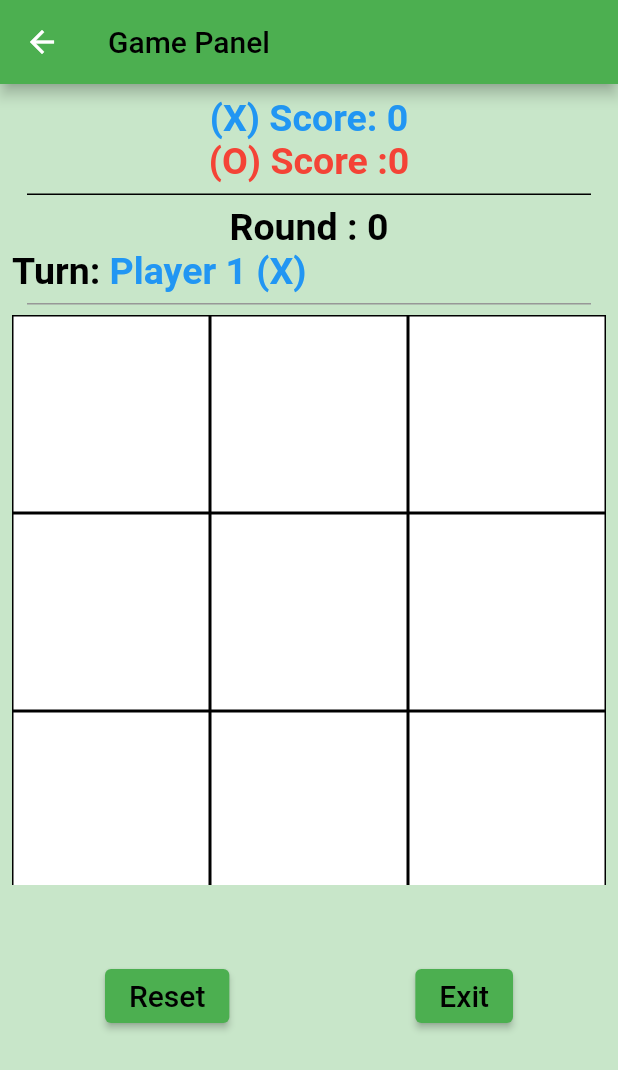
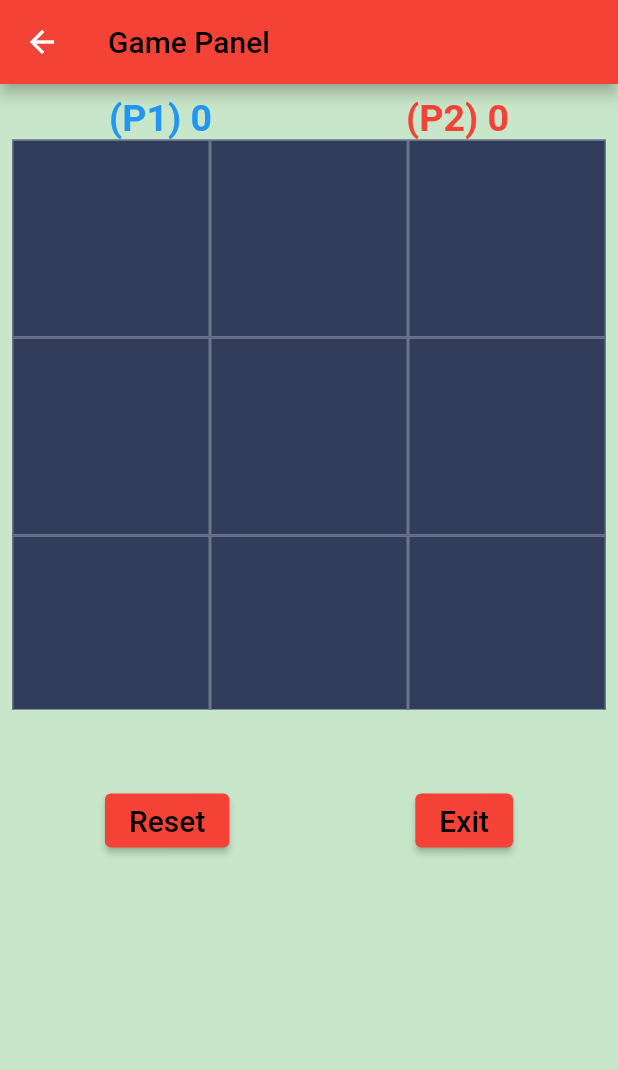
Before and after one commit to alionurozdemir/TicTacToe, a Flutter app: the PlayersInfo screen opened directly, after a tap on the "arrow right alt" icon, on a phone screen of 412 x 824 dp. Shown: the top 1070 px of the screen. Run offline on Flutter 3.47's test engine with Material 2 defaults, Android fonts, the phone set to English and light mode, and no system bars.

Commit message:
some bug fixed

```diff
--- a/lib/main.dart
+++ b/lib/main.dart
@@ -15,7 +15,7 @@ class MyApp extends StatelessWidget {
       debugShowCheckedModeBanner: false,
       title: 'Tic Tac Toe',
       theme: ThemeData(
-        primarySwatch: Colors.green,
+        primarySwatch: Colors.red,
       ),
       home: const Home(),
     );
--- a/lib/view/game_panel.dart
+++ b/lib/view/game_panel.dart
@@ -3,7 +3,9 @@ import 'package:tic_tac_toe/view/players_info.dart';
 
 // ignore: must_be_immutable
 class GamePanel extends StatefulWidget {
-  GamePanel({Key? key, required this.playerNameOne, required this.playerNameTwo}) : super(key: key);
+  GamePanel(
+      {Key? key, required this.playerNameOne, required this.playerNameTwo})
+      : super(key: key);
 
   String playerNameOne = " Player 1";
   String playerNameTwo = "Player 2";
@@ -38,46 +40,52 @@ class _GamePanelState extends State<GamePanel> {
         padding: const EdgeInsets.all(8.0),
         child: Column(
           children: [
-            Text(
-              "${widget.playerNameOne} (X) Score: $exScore ",
-              style: const TextStyle(color: Colors.blue, fontSize: 25, fontWeight: FontWeight.bold),
-            ),
-            Text(
-              "${widget.playerNameTwo} (O) Score :$ohScore ",
-              style: const TextStyle(color: Colors.red, fontSize: 25, fontWeight: FontWeight.bold),
-            ),
-            const Divider(
-              thickness: 1,
-              indent: 10,
-              endIndent: 10,
-              color: Colors.black,
-              height: 15,
-            ),
-            Text(
-              "Round : $round",
-              style:
-                  const TextStyle(color: Colors.black, fontSize: 25, fontWeight: FontWeight.bold),
-            ),
             Row(
+              mainAxisAlignment: MainAxisAlignment.spaceAround,
               children: [
-                const Text(
-                  "Turn:",
-                  style: TextStyle(color: Colors.black, fontSize: 25, fontWeight: FontWeight.bold),
+                Text(
+                  "${widget.playerNameOne} (P1) $exScore ",
+                  style: const TextStyle(
+                      color: Colors.blue,
+                      fontSize: 25,
+                      fontWeight: FontWeight.bold),
                 ),
                 Text(
-                  turnPlayer,
+                  "${widget.playerNameTwo} (P2) $ohScore ",
                   style: const TextStyle(
-                      color: Colors.blue, fontSize: 25, fontWeight: FontWeight.bold),
+                      color: Colors.red,
+                      fontSize: 25,
+                      fontWeight: FontWeight.bold),
                 ),
               ],
             ),
-            const Divider(
-              thickness: 1,
-              indent: 10,
-              endIndent: 10,
-              color: Color.fromARGB(255, 151, 151, 151),
-              height: 15,
-            ),
+
+            // Row(
+            //   children: [
+            //     const Text(
+            //       "Turn:",
+            //       style: TextStyle(
+            //           color: Colors.black,
+            //           fontSize: 25,
+            //           fontWeight: FontWeight.bold),
+            //     ),
+            //     Text(
+            //       turnPlayer,
+            //       style: const TextStyle(
+            //           color: Colors.blue,
+            //           fontSize: 25,
+            //           fontWeight: FontWeight.bold),
+            //     ),
+            //     Text(
+            //       "Round : $round",
+            //       style: const TextStyle(
+            //           color: Colors.black,
+            //           fontSize: 25,
+            //           fontWeight: FontWeight.bold),
+            //     ),
+            //   ],
+            // ),
+
             SizedBox(
               height: 380,
               child: Column(
@@ -85,23 +93,28 @@ class _GamePanelState extends State<GamePanel> {
                   Expanded(
                     flex: 3,
                     child: Container(
-                      color: Colors.white,
+                      color: const Color(0XFF323D5B),
                       child: GridView.builder(
                           itemCount: 9,
                           gridDelegate:
-                              const SliverGridDelegateWithFixedCrossAxisCount(crossAxisCount: 3),
+                              const SliverGridDelegateWithFixedCrossAxisCount(
+                                  crossAxisCount: 3),
                           itemBuilder: (BuildContext context, int index) {
                             return GestureDetector(
                               onTap: () {
                                 _tapped(index);
                               },
                               child: Container(
-                                decoration: BoxDecoration(border: Border.all(color: Colors.black)),
+                                decoration: BoxDecoration(
+                                    border: Border.all(
+                                        color: const Color(0XFF6B748C))),
                                 child: Center(
                                     child: Text(
                                   displayExOh[index],
                                   style: TextStyle(
-                                      color: displayExOh[index] == 'o' ? Colors.red : Colors.blue,
+                                      color: displayExOh[index] == 'o'
+                                          ? Colors.red
+                                          : Colors.blue,
                                       fontSize: 100),
                                 )),
                               ),
```
Also changed, not shown: 1 other file.
